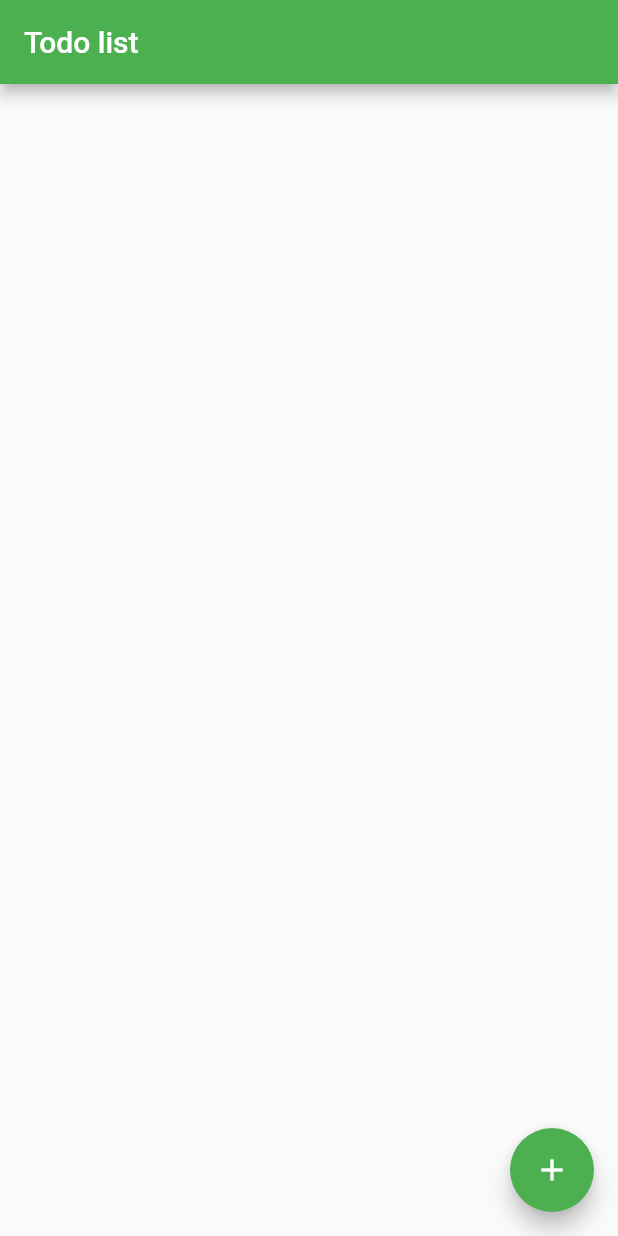
After one commit to bohdanbirdie/flutter-todo-list, a Flutter app: the screen it shows after launch, on a phone screen of 412 x 824 dp. The commit adds this screen. Run offline on Flutter 3.47's test engine with Material 2 defaults, Android fonts, the phone set to English and light mode, and no system bars.

Commit message:
Add basic todo list functionality

```diff
--- a/lib/home_page.dart
+++ b/lib/home_page.dart
@@ -1,7 +1,16 @@
 import 'package:flutter/material.dart';
+import 'package:todo_list/add_new_dialog.dart';
+import 'package:todo_list/items_list.dart';
+import 'package:todo_list/models/item.dart';
 
-class HomePage extends StatelessWidget {
-  const HomePage({Key key}) : super(key: key);
+class HomePage extends StatefulWidget {
+  HomePage({Key key}) : super(key: key);
+
+  _HomePageState createState() => _HomePageState();
+}
+
+class _HomePageState extends State<HomePage> {
+  final List<Item> todoItems = [];
 
   @override
   Widget build(BuildContext context) {
@@ -9,6 +18,35 @@ class HomePage extends StatelessWidget {
       appBar: AppBar(
         title: Text('Todo list'),
       ),
+      body: Container(
+          child: ItemsList(
+        items: todoItems,
+        onClick: (id, value) {
+          setState(() {
+            Item item = todoItems.firstWhere((item) => item.id == id);
+            item.isComplete = value;
+          });
+        },
+      )),
+      floatingActionButton: FloatingActionButton(
+        onPressed: () {
+          return showDialog(
+            context: context,
+            builder: (context) {
+              return AddNewDialog(
+                onSave: (value) {
+                  print(value);
+                  setState(() {
+                    todoItems.add(Item(value));
+                  });
+                },
+              );
+            },
+          );
+        },
+        tooltip: 'Add new item',
+        child: Icon(Icons.add),
+      ),
     );
   }
 }
--- /dev/null
+++ b/lib/items_list.dart
@@ -0,0 +1,22 @@
+import 'package:flutter/material.dart';
+import 'package:todo_list/models/item.dart';
+import 'package:todo_list/todo_list_item.dart';
+
+class ItemsList extends StatelessWidget {
+  final List<Item> items;
+  final Function(int id, bool value) onClick;
+
+  const ItemsList({ @required this.items, @required this.onClick });
+
+  @override
+  Widget build(BuildContext context) {
+    return ListView.separated(
+      padding: EdgeInsets.all(10),
+      itemCount: items.length,
+      itemBuilder: (BuildContext context, int index) {
+        return TodoListItem(todoItem: items[index], onClick: onClick,);
+      },
+      separatorBuilder: (BuildContext context, int index) => const Divider(),
+    );
+  }
+}
--- a/lib/main.dart
+++ b/lib/main.dart
@@ -21,6 +21,7 @@ class MyApp extends StatelessWidget {
         // Notice that the counter didn't reset back to zero; the application
         // is not restarted.
         primarySwatch: Colors.green,
+        toggleableActiveColor: Colors.blue
       ),
       home: HomePage(),
     );
--- /dev/null
+++ b/lib/models/item.dart
@@ -0,0 +1,13 @@
+import 'dart:math';
+
+class Item {
+  final int _id = new Random.secure().nextInt(100);
+  final String name;
+  bool isComplete = false;
+
+  Item(this.name);
+
+  int get id {
+    return _id;
+  }
+}
```
Also changed, not shown: lib/add_new_dialog.dart (added, +46 -0 lines), lib/todo_list_item.dart (added, +27 -0 lines).
